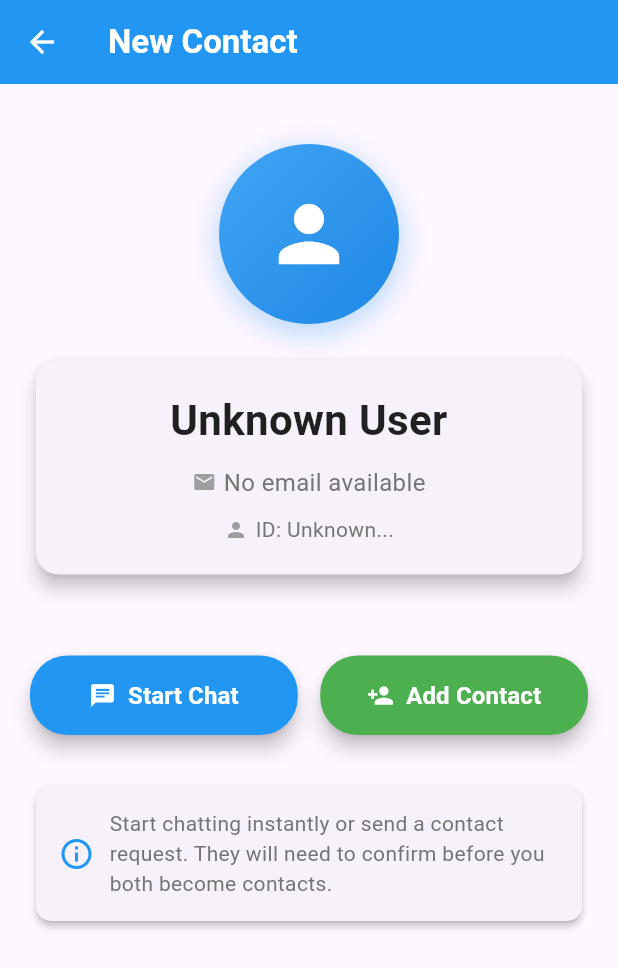
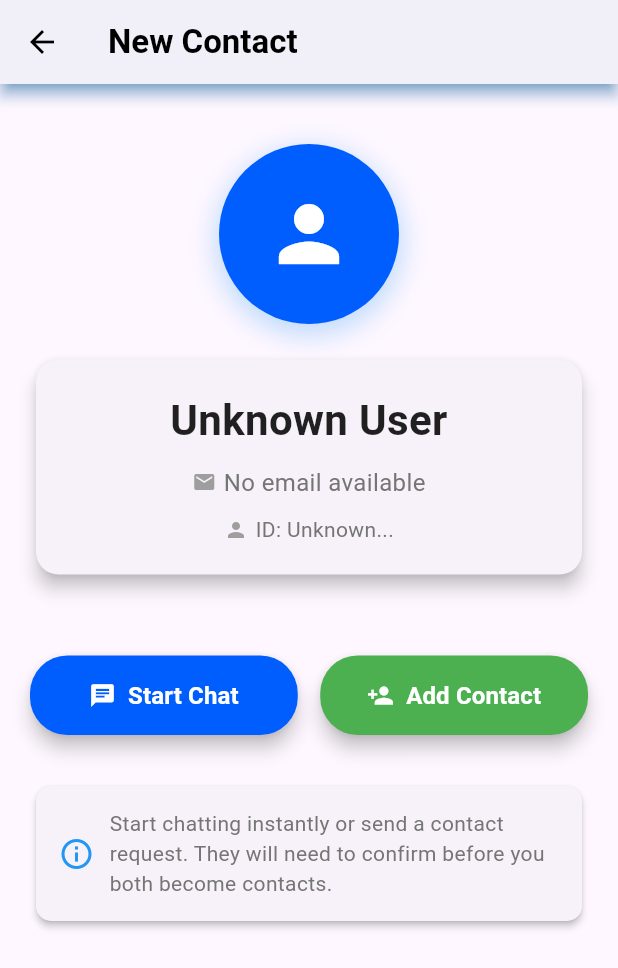
Before and after one commit to PramodiPeshila/real_time_chat_app, a Flutter app: the InstantChatView screen opened directly with empty values, on a phone screen of 412 x 824 dp. Shown: the top 968 px of the screen. Run offline on Flutter 3.47's test engine with Material 3 defaults, Android fonts, the phone set to English and light mode, and no system bars; our stand-ins replace cloud_firestore, firebase_auth, firebase_core, qr_flutter, shared_preferences; missing offline and left inert: qr_code_scanner_plus; accounts and stored records are empty.

Commit message:
[dev-01]| changed style

```diff
--- a/lib/pages/instant_chat_view.dart
+++ b/lib/pages/instant_chat_view.dart
@@ -80,10 +80,12 @@ class _InstantChatViewState extends State<InstantChatView> {
       appBar: AppBar(
         title: const Text(
           'New Contact',
-          style: TextStyle(color: Colors.white, fontWeight: FontWeight.bold),
+          style: TextStyle(color: Colors.black, fontWeight: FontWeight.bold),
         ),
-        backgroundColor: Colors.blue,
-        iconTheme: const IconThemeData(color: Colors.white),
+        backgroundColor: Colors.white,
+        elevation: 4,
+        shadowColor: Colors.blue,
+        iconTheme: const IconThemeData(color: Colors.black),
       ),
       body: userData == null
           ? const Center(child: CircularProgressIndicator())
@@ -99,11 +101,7 @@ class _InstantChatViewState extends State<InstantChatView> {
                     height: 120,
                     decoration: BoxDecoration(
                       shape: BoxShape.circle,
-                      gradient: LinearGradient(
-                        colors: [Colors.blue[400]!, Colors.blue[600]!],
-                        begin: Alignment.topLeft,
-                        end: Alignment.bottomRight,
-                      ),
+                      color: const Color.fromARGB(255, 0, 94, 255),
                       boxShadow: [
                         BoxShadow(
                           color: Colors.blue.withOpacity(0.3),
@@ -228,7 +226,7 @@ class _InstantChatViewState extends State<InstantChatView> {
                         child: ElevatedButton.icon(
                           onPressed: () => _startChat(),
                           style: ElevatedButton.styleFrom(
-                            backgroundColor: Colors.blue,
+                            backgroundColor: const Color.fromARGB(255, 0, 94, 255),
                             foregroundColor: Colors.white,
                             padding: const EdgeInsets.symmetric(vertical: 15),
                             shape: RoundedRectangleBorder(
@@ -304,7 +302,8 @@ class _InstantChatViewState extends State<InstantChatView> {
                                     width: 16,
                                     height: 16,
                                     child: CircularProgressIndicator(
-                                      strokeWidth: 2,
+
+                                      strokeWidth: 3,
                                       color: Colors.white,
                                     ),
                                   )
@@ -314,8 +313,9 @@ class _InstantChatViewState extends State<InstantChatView> {
                                   ? 'Removing...'
                                   : 'Remove Contact',
                               style: const TextStyle(
-                                fontSize: 16,
+                                fontSize: 14,
                                 fontWeight: FontWeight.w600,
+
                               ),
                             ),
                           ),
```
